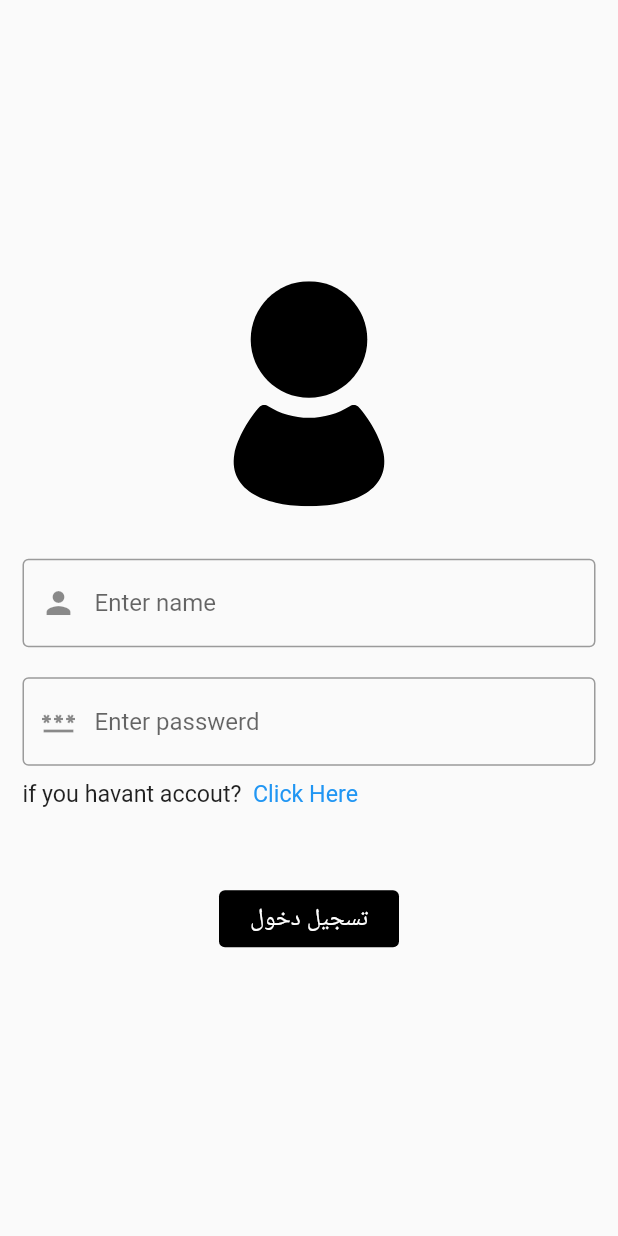
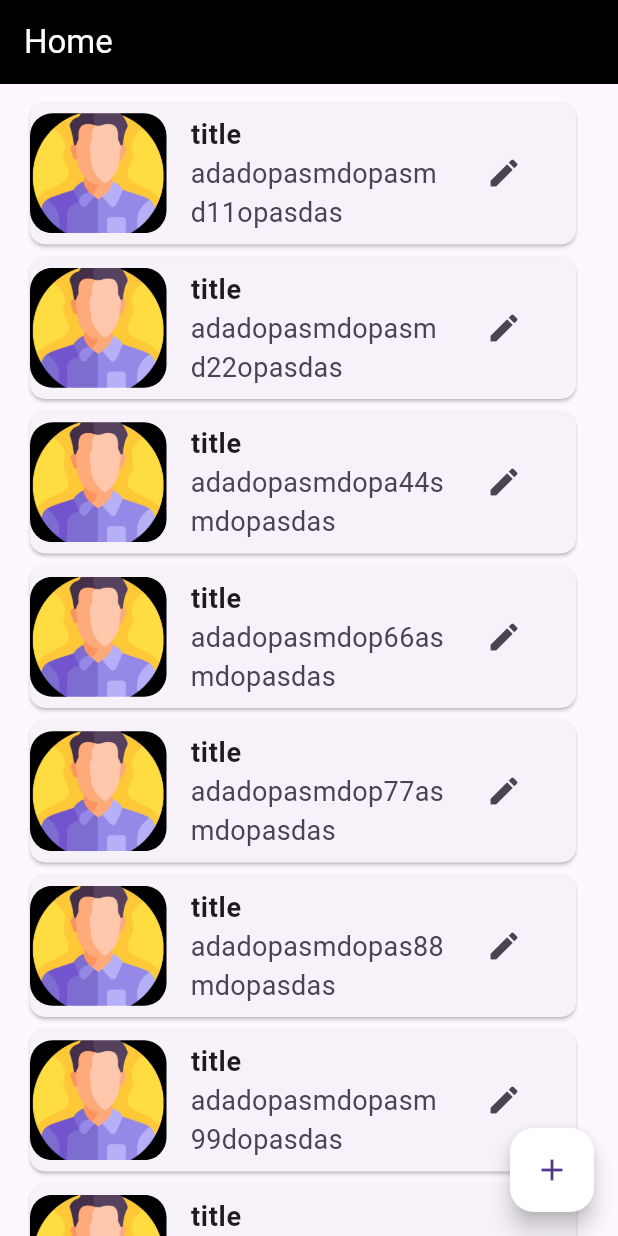
Before and after one commit to Ahmed-Alshobaki/APP-NOTE, a Flutter app: the screen it shows after launch, after a tap on "تسجيل دخول", on a phone screen of 412 x 824 dp. Run offline on Flutter 3.47's test engine with Material 2 defaults, Android fonts, the phone set to English and light mode, and no system bars; our stand-ins replace flutter_slidable, flutter_svg.

Commit message:
update-home-Addnote

```diff
--- /dev/null
+++ b/lib/auth/home/home.dart
@@ -0,0 +1,16 @@
+import 'package:flutter/material.dart';
+import 'package:untitled1/auth/home/widgets/floatingActionButton.dart';
+import 'package:untitled1/auth/home/widgets/nots.dart';
+
+class home extends StatelessWidget {
+  const home({super.key});
+
+  @override
+  Widget build(BuildContext context) {
+    return Scaffold(
+      appBar: AppBar(title: Text("Home",style: TextStyle(color: Colors.white),),backgroundColor: Colors.black,),
+      body: notslist(),
+      floatingActionButton: floatingActionButton(),
+    );
+  }
+}
--- /dev/null
+++ b/lib/auth/home/widgets/floatingActionButton.dart
@@ -0,0 +1,13 @@
+import 'package:flutter/material.dart';
+import 'package:untitled1/resources/routes.dart';
+
+class floatingActionButton extends StatelessWidget {
+  const floatingActionButton({super.key});
+
+  @override
+  Widget build(BuildContext context) {
+    return FloatingActionButton(backgroundColor:Colors.white,onPressed: (){
+      Navigator.of(context).pushNamed(Routes.addnote);
+    },child: Icon(Icons.add),);
+  }
+}
--- /dev/null
+++ b/lib/auth/home/widgets/nots.dart
@@ -0,0 +1,129 @@
+
+
+import 'package:flutter/material.dart';
+import 'package:flutter_slidable/flutter_slidable.dart';
+
+List nots = [
+  {
+    "nots1": "adadopasmdopasmd11opasdas",
+    "image1": "assets/img.png",
+  },
+  {
+    "nots1": "adadopasmdopasmd22opasdas",
+    "image1": "assets/img.png",
+  },
+  {
+    "nots1": "adadopasmdopa44smdopasdas",
+    "image1": "assets/img.png",
+  },
+  {
+    "nots1": "adadopasmdop66asmdopasdas",
+    "image1": "assets/img.png",
+  },
+  {
+    "nots1": "adadopasmdop77asmdopasdas",
+    "image1": "assets/img.png",
+  },
+  {
+    "nots1": "adadopasmdopas88mdopasdas",
+    "image1": "assets/img.png",
+  },
+  {
+    "nots1": "adadopasmdopasm99dopasdas",
+    "image1": "assets/img.pn9g",
+  },
+  {
+    "nots1": "adadopasmdopasmd00opasdas",
+    "image1": "assets/img.png",
+  },
+];
+
+class notslist extends StatefulWidget {
+  @override
+  State<notslist> createState() => _notslistState();
+}
+
+class _notslistState extends State<notslist> {
+  @override
+  Widget build(BuildContext context) {
+    return Container(
+      child: ListTile(
+        title: ListView.builder(
+            itemCount: nots.length,
+            itemBuilder: (context, i) {
+
+              // return Slidable(
+              //   child: card(i),
+              //   endActionPane: ActionPane(
+              //     motion: BehindMotion(),
+              //     children: [
+              //       SlidableAction(
+              //           backgroundColor: Colors.red,
+              //           icon: Icons.delete,
+              //           label: "delete",
+              //           onPressed: (context) =>onDismis(i))
+              //     ],
+              //   ),
+              // );
+              return Dismissible(
+                 background: Container(
+                   color: Colors.red,
+                   padding: EdgeInsets.only(left: 20.0),
+                   child: Row(
+
+                     children: <Widget>[
+                       Center(child:
+                       Icon(
+                         Icons.delete,
+                       ),)
+                     ],
+                   ),
+                 ),
+                  key: ( ValueKey<int>(i)), child: card(i));
+            }),
+      ),
+    );
+  }
+
+ void onDismis(index) {
+    final nots1 = nots[index];
+    setState(()=>nots.removeAt(index));
+ }
+}
+enum Actions{delete}
+
+class card extends StatelessWidget {
+  late final int i;
+
+  card(int a) : this.i = a;
+
+  @override
+  Widget build(BuildContext context) {
+    return Card(
+        shape: RoundedRectangleBorder(borderRadius: BorderRadius.circular(10)),
+        child: Row(
+          children: [
+            Expanded(
+                flex: 1,
+                child: ClipRRect(
+                  borderRadius: BorderRadius.circular(15), // Image border
+                  child: SizedBox.fromSize(
+                    size: Size.fromRadius(40), // Image radius
+                    child: Image.asset('assets/img.png', fit: BoxFit.cover),
+                  ),
+                )),
+            Expanded(
+              flex: 3,
+              child: ListTile(
+                trailing: IconButton(
+                  onPressed: () {},
+                  icon: Icon(Icons.edit),
+                ),
+                title: Text("title",style: TextStyle(fontSize: 18,fontWeight: FontWeight.bold)),
+                subtitle: Text(nots[i]["nots1"],style: TextStyle(fontSize: 18),),
+              ),
+            ),
+          ],
+        ));
+  }
+}
--- a/lib/auth/login.dart
+++ /dev/null
@@ -1,54 +0,0 @@
-import 'package:flutter/material.dart';
-import 'package:flutter_svg/svg.dart';
-
-class login extends StatelessWidget {
-  const login({super.key});
-
-  @override
-  Widget build(BuildContext context) {
-    return Scaffold(
-
-
-      body: Column(mainAxisAlignment: MainAxisAlignment.center, children: [
-        Container(margin:EdgeInsets.only(bottom: 15),child: Center(child:SvgPicture.asset("assets/a.svg",height: 150,width: 150,),)),
-        Container(
-          margin: EdgeInsets.only(top: 20,left: 15,right: 15),
-          child: Form(child:Column(
-            children: [
-              TextFormField(
-                decoration: InputDecoration(
-                  prefixIcon: Icon(Icons.person),
-                  hintText: "Enter name",
-                  border: OutlineInputBorder(
-                    borderSide: BorderSide(width: 1)
-                  ),
-
-
-                ),
-              ), SizedBox(height: 20,),TextFormField(
-                  obscureText: true,
-                decoration: InputDecoration(
-
-                  hintText: "Enter passwerd",
-                  prefixIcon: Icon(Icons.password),
-                  border: OutlineInputBorder(
-                    borderSide: BorderSide(width: 1)
-                  )
-                ),
-              ),
-              Container(
-                margin: EdgeInsets.only(left: 0,top: 10),
-                child: Row(children: [
-                  Text("if you havant accout?",style: TextStyle(fontSize: 15.5),),
-                  Text("  Click Here",style: TextStyle(color: Colors.blue,fontSize: 15.5),),
-                ],),
-              ),
-              Container(width:120,margin: EdgeInsets.only(top: 50),child: TextButton(style: TextButton.styleFrom(backgroundColor: Colors.black),onPressed: (){}, child: Text("تسجيل دخول",style: TextStyle(color: Colors.white,fontSize: 16))))
-            ],
-          ) ),
-        )
-      ],
-      ),
-    );
-  }
-}
--- /dev/null
+++ b/lib/auth/login/login.dart
@@ -0,0 +1,90 @@
+import 'package:flutter/material.dart';
+import 'package:flutter_svg/svg.dart';
+
+import '../../resources/routes.dart';
+
+class login extends StatelessWidget {
+  const login({super.key});
+
+  @override
+  Widget build(BuildContext context) {
+    return Scaffold(
+      body: Column(
+        mainAxisAlignment: MainAxisAlignment.center,
+        children: [
+          Container(
+              margin: EdgeInsets.only(bottom: 15),
+              child: Center(
+                child: SvgPicture.asset(
+                  "assets/a.svg",
+                  height: 150,
+                  width: 150,
+                ),
+              )),
+          Container(
+            margin: EdgeInsets.only(top: 20, left: 15, right: 15),
+            child: Form(
+                child: Column(
+              children: [
+                TextFormField(
+                  decoration: InputDecoration(
+                      prefixIcon: Icon(Icons.person),
+                      hintText: "Enter name",
+                      border:
+                          OutlineInputBorder(borderSide: BorderSide(width: 1)),
+                      focusedBorder: OutlineInputBorder(
+                          borderSide: BorderSide(color: Colors.black))),
+                ),
+                SizedBox(
+                  height: 20,
+                ),
+                TextFormField(
+                  obscureText: true,
+                  decoration: const InputDecoration(
+                      hintText: "Enter passwerd",
+                      prefixIcon: Icon(Icons.password),
+                      border:
+                          OutlineInputBorder(borderSide: BorderSide(width: 1)),
+                      focusedBorder: OutlineInputBorder(
+                          borderSide: BorderSide(color: Colors.black))),
+                ),
+                Container(
+                  margin: EdgeInsets.only(left: 0, top: 10),
+                  child: Row(
+                    children: [
+                      Text(
+                        "if you havant accout?",
+                        style: TextStyle(fontSize: 15.5),
+                      ),
+                      Text(
+                        "  Click Here",
+                        style: TextStyle(color: Colors.blue, fontSize: 15.5),
+                      ),
+                    ],
+                  ),
+                ),
+                Container(
+                    width: 120,
+                    margin: EdgeInsets.only(top: 50),
+                    decoration: BoxDecoration(
+                      borderRadius: BorderRadius.circular(10),
+                    ),
+                    child: TextButton(
+
+                        style:
+                            TextButton.styleFrom(backgroundColor: Colors.black),
+                        onPressed: () {
+
+                          Navigator.pushReplacementNamed(context, Routes.home);
+                        },
+                        child: Text("تسجيل دخول",
+                            style:
+                                TextStyle(color: Colors.white, fontSize: 16))))
+              ],
+            )),
+          )
+        ],
+      ),
+    );
+  }
+}
--- a/lib/main.dart
+++ b/lib/main.dart
@@ -1,18 +1,28 @@
-
-
-
 
 import 'package:flutter/material.dart';
+import 'package:untitled1/auth/addnotes/addnote.dart';
+import 'package:untitled1/auth/home/home.dart';
 
-import 'auth/login.dart';
-
+import 'package:untitled1/resources/routes.dart';
+import 'auth/login/login.dart';
+import 'auth/sing/sing.dart';
 void main() {
   runApp(
     MaterialApp(
-      debugShowCheckedModeBanner: true,
+      debugShowCheckedModeBanner: false,
+      theme: ThemeData(
+        useMaterial3: true,
+        primaryColor: Colors.blue.shade200,
+          primaryIconTheme: IconThemeData(
+            color: Colors.black
+          ),
+      ),
       home:login(),
       routes: {
-        "login" :(context) => login()
+        Routes.login :(context) => login(),
+        Routes.sing : (context)=> sing(),
+        Routes.home : (context)=> home(),
+        Routes.addnote : (context)=> addnote(),
       },
     )
   );
--- /dev/null
+++ b/lib/resources/routes.dart
@@ -0,0 +1,6 @@
+class Routes{
+  static const String login = "login";
+  static const String sing = "sing";
+  static const String home = "home";
+  static const String addnote = "addnote";
+}
--- a/pubspec.yaml
+++ b/pubspec.yaml
@@ -47,6 +47,7 @@ dev_dependencies:
   # rules and activating additional ones.
   flutter_lints: ^2.0.0
   flutter_svg: ^2.0.7
+  flutter_slidable: ^3.0.0
 
 # For information on the generic Dart part of this file, see the
 # following page: https://dart.dev/tools/pub/pubspec
```
Also changed, not shown: lib/auth/addnotes/addnote.dart (added, +101 -0 lines), lib/auth/sing/sing.dart (added, +12 -0 lines), lib/auth/sing.dart (deleted), pubspec.lock.
